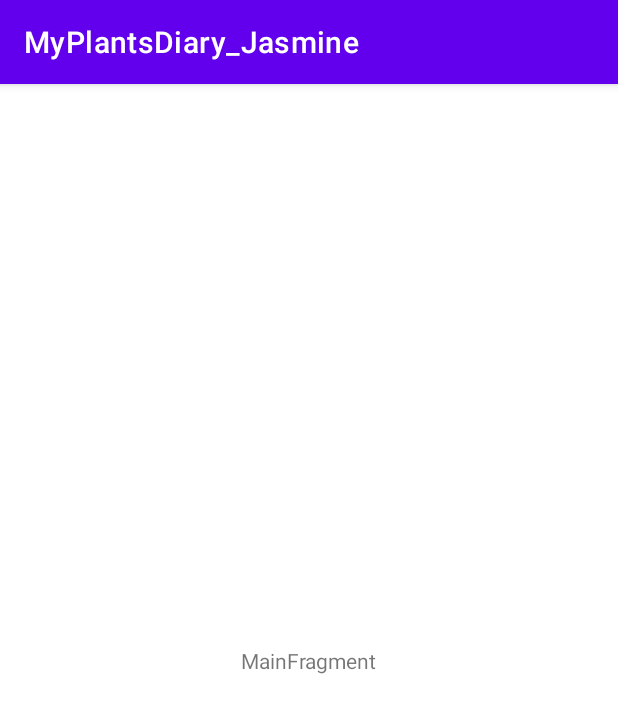
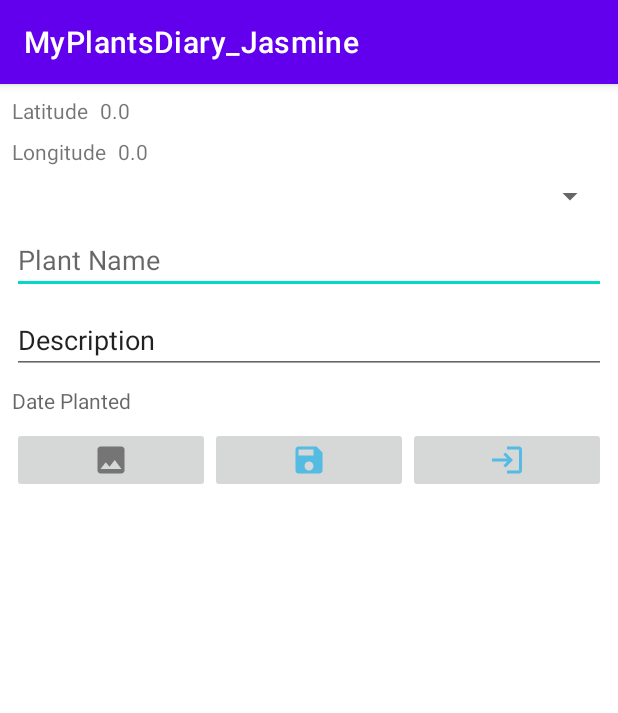
Before and after one commit to JasmineSha/MyPlantsDiary_Jasmine, an Android app: the screen it shows after launch (MainActivity), on a phone screen of 412 x 824 dp. Shown: the top 713 px of the screen. Run offline under Robolectric (Android 15) with nearby library versions, the phone set to English and light mode, and no system bars.

Commit message:
add views to layout, add image buttons

```diff
--- /dev/null
+++ b/app/src/main/res/drawable-anydpi/ic_login.xml
@@ -0,0 +1,11 @@
+<vector xmlns:android="http://schemas.android.com/apk/res/android"
+    android:width="24dp"
+    android:height="24dp"
+    android:viewportWidth="24"
+    android:viewportHeight="24"
+    android:tint="#33B5E5"
+    android:alpha="0.8">
+  <path
+      android:fillColor="@android:color/white"
+      android:pathData="M11,7L9.6,8.4l2.6,2.6H2v2h10.2l-2.6,2.6L11,17l5,-5L11,7zM20,19h-8v2h8c1.1,0 2,-0.9 2,-2V5c0,-1.1 -0.9,-2 -2,-2h-8v2h8V19z"/>
+</vector>
--- /dev/null
+++ b/app/src/main/res/drawable-anydpi/ic_photo.xml
@@ -0,0 +1,11 @@
+<vector xmlns:android="http://schemas.android.com/apk/res/android"
+    android:width="24dp"
+    android:height="24dp"
+    android:viewportWidth="24"
+    android:viewportHeight="24"
+    android:tint="#333333"
+    android:alpha="0.6">
+  <path
+      android:fillColor="@android:color/white"
+      android:pathData="M21,19V5c0,-1.1 -0.9,-2 -2,-2H5c-1.1,0 -2,0.9 -2,2v14c0,1.1 0.9,2 2,2h14c1.1,0 2,-0.9 2,-2zM8.5,13.5l2.5,3.01L14.5,12l4.5,6H5l3.5,-4.5z"/>
+</vector>
--- /dev/null
+++ b/app/src/main/res/drawable-anydpi/ic_save.xml
@@ -0,0 +1,11 @@
+<vector xmlns:android="http://schemas.android.com/apk/res/android"
+    android:width="24dp"
+    android:height="24dp"
+    android:viewportWidth="24"
+    android:viewportHeight="24"
+    android:tint="#33B5E5"
+    android:alpha="0.8">
+  <path
+      android:fillColor="@android:color/white"
+      android:pathData="M17,3L5,3c-1.11,0 -2,0.9 -2,2v14c0,1.1 0.89,2 2,2h14c1.1,0 2,-0.9 2,-2L21,7l-4,-4zM12,19c-1.66,0 -3,-1.34 -3,-3s1.34,-3 3,-3 3,1.34 3,3 -1.34,3 -3,3zM15,9L5,9L5,5h10v4z"/>
+</vector>
--- a/app/src/main/res/layout/main_fragment.xml
+++ b/app/src/main/res/layout/main_fragment.xml
@@ -8,13 +8,149 @@
     tools:context=".ui.main.MainFragment">
 
     <TextView
-        android:id="@+id/message"
+        android:id="@+id/lbl_latitude"
         android:layout_width="wrap_content"
         android:layout_height="wrap_content"
-        android:text="MainFragment"
+        android:layout_marginStart="8dp"
+        android:layout_marginTop="8dp"
+        android:text="@string/latitude"
+        app:layout_constraintStart_toStartOf="parent"
+        app:layout_constraintTop_toTopOf="parent" />
+
+    <TextView
+        android:id="@+id/lbl_longitute"
+        android:layout_width="wrap_content"
+        android:layout_height="wrap_content"
+        android:layout_marginStart="8dp"
+        android:layout_marginTop="8dp"
+        android:contentDescription="@string/longitude"
+        android:text="@string/longitude"
+        app:layout_constraintStart_toStartOf="parent"
+        app:layout_constraintTop_toBottomOf="@+id/lbl_latitude" />
+
+    <TextView
+        android:id="@+id/lbl_latitudeValue"
+        android:layout_width="wrap_content"
+        android:layout_height="wrap_content"
+        android:layout_marginStart="8dp"
+        android:layout_marginTop="8dp"
+        android:text="@string/zeropointzero"
+        app:layout_constraintStart_toEndOf="@+id/lbl_latitude"
+        app:layout_constraintTop_toTopOf="parent" />
+
+    <TextView
+        android:id="@+id/lbl_longitudeValue"
+        android:layout_width="wrap_content"
+        android:layout_height="wrap_content"
+        android:layout_marginStart="8dp"
+        android:layout_marginTop="8dp"
+        android:text="@string/zeropointzero"
+        app:layout_constraintStart_toEndOf="@+id/lbl_longitute"
+        app:layout_constraintTop_toBottomOf="@+id/lbl_latitude" />
+
+    <Spinner
+        android:id="@+id/spn_specimens"
+        android:layout_width="match_parent"
+        android:layout_height="wrap_content"
+        android:layout_marginStart="8dp"
+        android:layout_marginTop="8dp"
+        android:layout_marginEnd="8dp"
+        app:layout_constraintEnd_toEndOf="parent"
+        app:layout_constraintStart_toStartOf="parent"
+        app:layout_constraintTop_toBottomOf="@+id/lbl_longitute" />
+
+    <AutoCompleteTextView
+        android:id="@+id/autocom_plant_name"
+        android:layout_width="0dp"
+        android:layout_height="wrap_content"
+        android:layout_marginStart="8dp"
+        android:layout_marginTop="8dp"
+        android:layout_marginEnd="8dp"
+        android:hint="@string/plant_name"
+        app:layout_constraintEnd_toEndOf="parent"
+        app:layout_constraintHorizontal_bias="0.0"
+        app:layout_constraintStart_toStartOf="parent"
+        app:layout_constraintTop_toBottomOf="@+id/spn_specimens" />
+
+    <EditText
+        android:id="@+id/txtDescription"
+        android:layout_width="0dp"
+        android:layout_height="wrap_content"
+        android:layout_marginStart="8dp"
+        android:layout_marginTop="8dp"
+        android:layout_marginEnd="8dp"
+        android:ems="10"
+        android:autofillHints="@string/description"
+        android:hint="@string/description"
+        android:inputType="textPersonName"
+        android:text="@string/description"
+        app:layout_constraintEnd_toEndOf="parent"
+        app:layout_constraintStart_toStartOf="parent"
+        app:layout_constraintTop_toBottomOf="@+id/autocom_plant_name" />
+
+    <TextView
+        android:id="@+id/lblDatePlanted"
+        android:layout_width="0dp"
+        android:layout_height="wrap_content"
+        android:layout_marginStart="8dp"
+        android:layout_marginTop="8dp"
+        android:layout_marginEnd="8dp"
+        android:hint="@string/date_planted"
+        app:layout_constraintEnd_toEndOf="parent"
+        app:layout_constraintStart_toStartOf="parent"
+        app:layout_constraintTop_toBottomOf="@+id/txtDescription" />
+
+    <LinearLayout
+        android:id="@+id/linearLayout2"
+        android:layout_width="0dp"
+        android:layout_height="wrap_content"
+        android:layout_marginStart="8dp"
+        android:layout_marginTop="8dp"
+        android:layout_marginEnd="8dp"
+        android:orientation="horizontal"
+        app:layout_constraintEnd_toEndOf="parent"
+        app:layout_constraintHorizontal_bias="0.0"
+        app:layout_constraintStart_toStartOf="parent"
+        app:layout_constraintTop_toBottomOf="@+id/lblDatePlanted">
+
+        <ImageButton
+            android:id="@+id/btn_photo"
+            android:contentDescription="@string/add_plant_photo"
+            android:layout_width="wrap_content"
+            android:layout_height="wrap_content"
+            android:layout_weight="1"
+            android:src="@drawable/ic_photo" />
+
+        <ImageButton
+            android:id="@+id/btn_save"
+            android:layout_width="wrap_content"
+            android:layout_height="wrap_content"
+            android:layout_weight="1"
+            android:src="@drawable/ic_save"
+            android:contentDescription="@string/save_button" />
+
+        <ImageButton
+            android:id="@+id/btn_login"
+            android:layout_width="wrap_content"
+            android:layout_height="wrap_content"
+            android:layout_weight="1"
+            android:src="@drawable/ic_login"
+            android:contentDescription="@string/login_button" />
+    </LinearLayout>
+
+    <ImageView
+        android:id="@+id/imageView"
+        android:layout_width="0dp"
+        android:layout_height="0dp"
+        android:layout_marginStart="8dp"
+        android:layout_marginTop="8dp"
+        android:layout_marginEnd="8dp"
+        android:contentDescription="@string/plant_photo"
+        android:layout_marginBottom="8dp"
         app:layout_constraintBottom_toBottomOf="parent"
         app:layout_constraintEnd_toEndOf="parent"
         app:layout_constraintStart_toStartOf="parent"
-        app:layout_constraintTop_toTopOf="parent" />
+        app:layout_constraintTop_toBottomOf="@+id/linearLayout2"
+        tools:src="@tools:sample/avatars" />
 
 </androidx.constraintlayout.widget.ConstraintLayout>
--- a/app/src/main/res/values/strings.xml
+++ b/app/src/main/res/values/strings.xml
@@ -1,5 +1,15 @@
 <resources>
     <string name="app_name">MyPlantsDiary_Jasmine</string>
     <string name="aaa">repeated push test</string>
+    <string name="latitude">Latitude</string>
+    <string name="longitude">Longitude</string>
+    <string name="zeropointzero">0.0</string>
+    <string name="plant_name">Plant Name</string>
+    <string name="description">Description</string>
+    <string name="date_planted">Date Planted</string>
+    <string name="plant_photo">Plant photo</string>
+    <string name="add_plant_photo">Add plant photo</string>
+    <string name="save_button">save button</string>
+    <string name="login_button">login button</string>
 
 </resources>
```
Also changed, not shown: app/src/main/res/drawable-hdpi/ic_login.png (added), app/src/main/res/drawable-hdpi/ic_photo.png (added), app/src/main/res/drawable-hdpi/ic_save.png (added), app/src/main/res/drawable-mdpi/ic_login.png (added), app/src/main/res/drawable-mdpi/ic_photo.png (added), app/src/main/res/drawable-mdpi/ic_save.png (added), app/src/main/res/drawable-xhdpi/ic_login.png (added), app/src/main/res/drawable-xhdpi/ic_photo.png (added), app/src/main/res/drawable-xhdpi/ic_save.png (added), app/src/main/res/drawable-xxhdpi/ic_login.png (added), app/src/main/res/drawable-xxhdpi/ic_photo.png (added), app/src/main/res/drawable-xxhdpi/ic_save.png (added).
